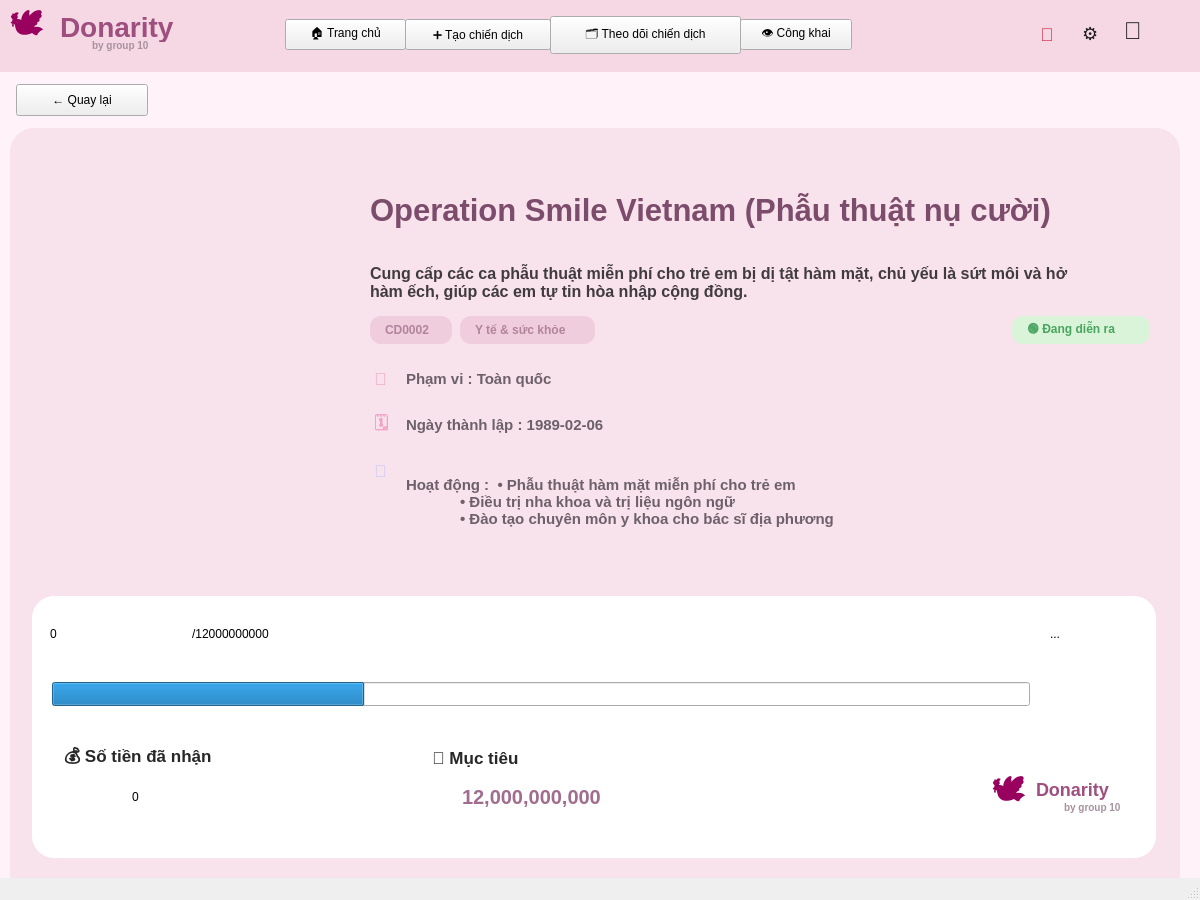
Qt form donarity_campaign_detail_2.ui (BossNH/DATA) before a commit.
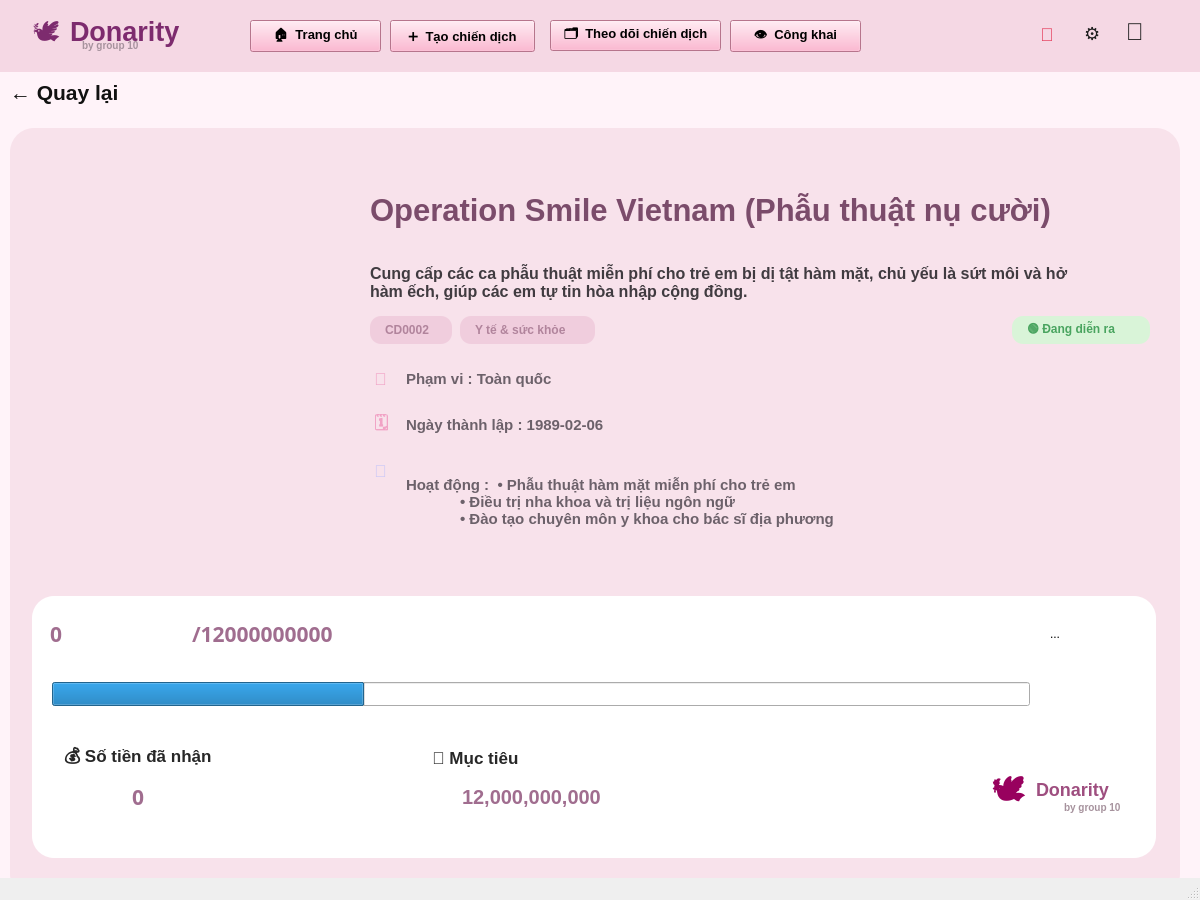
The same form after that commit. Icons and pictures are not drawn.

```diff
--- a/donarity_campaign_detail_2.ui
+++ b/donarity_campaign_detail_2.ui
@@ -209,171 +209,6 @@
 }
     </string>
    </property>
-   <widget class="QFrame" name="topBar">
-    <property name="geometry">
-     <rect>
-      <x>0</x>
-      <y>0</y>
-      <width>1200</width>
-      <height>72</height>
-     </rect>
-    </property>
-    <widget class="QLabel" name="logoText">
-     <property name="geometry">
-      <rect>
-       <x>60</x>
-       <y>11</y>
-       <width>150</width>
-       <height>31</height>
-      </rect>
-     </property>
-     <property name="text">
-      <string>Donarity</string>
-     </property>
-    </widget>
-    <widget class="QLabel" name="logoSub">
-     <property name="geometry">
-      <rect>
-       <x>92</x>
-       <y>38</y>
-       <width>80</width>
-       <height>14</height>
-      </rect>
-     </property>
-     <property name="text">
-      <string>by group 10</string>
-     </property>
-    </widget>
-    <widget class="QPushButton" name="NutTrangChu">
-     <property name="geometry">
-      <rect>
-       <x>285</x>
-       <y>19</y>
-       <width>121</width>
-       <height>31</height>
-      </rect>
-     </property>
-     <property name="text">
-      <string>🏠 Trang chủ</string>
-     </property>
-    </widget>
-    <widget class="QPushButton" name="NutTaoChienDich">
-     <property name="geometry">
-      <rect>
-       <x>405</x>
-       <y>19</y>
-       <width>146</width>
-       <height>31</height>
-      </rect>
-     </property>
-     <property name="text">
-      <string>➕ Tạo chiến dịch</string>
-     </property>
-    </widget>
-    <widget class="QPushButton" name="NutTheoDoiChienDich">
-     <property name="geometry">
-      <rect>
-       <x>550</x>
-       <y>16</y>
-       <width>191</width>
-       <height>38</height>
-      </rect>
-     </property>
-     <property name="text">
-      <string>🗂 Theo dõi chiến dịch</string>
-     </property>
-    </widget>
-    <widget class="QPushButton" name="NutCongKhai">
-     <property name="geometry">
-      <rect>
-       <x>740</x>
-       <y>19</y>
-       <width>112</width>
-       <height>31</height>
-      </rect>
-     </property>
-     <property name="text">
-      <string>👁 Công khai</string>
-     </property>
-    </widget>
-    <widget class="QLabel" name="NutThongBao">
-     <property name="geometry">
-      <rect>
-       <x>1040</x>
-       <y>20</y>
-       <width>28</width>
-       <height>28</height>
-      </rect>
-     </property>
-     <property name="styleSheet">
-      <string notr="true">color:#D62C49;font-size:18px;font-weight:700;</string>
-     </property>
-     <property name="text">
-      <string>🔔</string>
-     </property>
-    </widget>
-    <widget class="QLabel" name="NutCaiDat">
-     <property name="geometry">
-      <rect>
-       <x>1082</x>
-       <y>20</y>
-       <width>28</width>
-       <height>28</height>
-      </rect>
-     </property>
-     <property name="styleSheet">
-      <string notr="true">color:#1D1D1D;font-size:18px;font-weight:700;</string>
-     </property>
-     <property name="text">
-      <string>⚙</string>
-     </property>
-    </widget>
-    <widget class="QLabel" name="TaiKhoan">
-     <property name="geometry">
-      <rect>
-       <x>1124</x>
-       <y>14</y>
-       <width>34</width>
-       <height>34</height>
-      </rect>
-     </property>
-     <property name="styleSheet">
-      <string notr="true">color:#1D1D1D;font-size:24px;font-weight:700;</string>
-     </property>
-     <property name="text">
-      <string>👤</string>
-     </property>
-    </widget>
-    <widget class="QLabel" name="statTitleRight_3">
-     <property name="geometry">
-      <rect>
-       <x>10</x>
-       <y>0</y>
-       <width>51</width>
-       <height>51</height>
-      </rect>
-     </property>
-     <property name="styleSheet">
-      <string notr="true">color:#2C2C2C;font-size:18px;font-weight:800;</string>
-     </property>
-     <property name="text">
-      <string>&lt;html&gt;&lt;head/&gt;&lt;body&gt;&lt;p&gt;&lt;span style=&quot; font-size:24pt; color:#98015e;&quot;&gt;🕊&lt;/span&gt;&lt;/p&gt;&lt;/body&gt;&lt;/html&gt;</string>
-     </property>
-    </widget>
-   </widget>
-   <widget class="QPushButton" name="back">
-    <property name="geometry">
-     <rect>
-      <x>16</x>
-      <y>84</y>
-      <width>132</width>
-      <height>32</height>
-     </rect>
-    </property>
-    <property name="text">
-     <string>← Quay lại</string>
-    </property>
-   </widget>
    <widget class="QFrame" name="mainPinkCard">
     <property name="geometry">
      <rect>
@@ -573,8 +408,16 @@
         <height>32</height>
        </rect>
       </property>
+      <property name="font">
+       <font>
+        <family>Arial Black</family>
+        <pointsize>16</pointsize>
+        <weight>75</weight>
+        <bold>true</bold>
+       </font>
+      </property>
       <property name="text">
-       <string>0</string>
+       <string>&lt;html&gt;&lt;head/&gt;&lt;body&gt;&lt;p&gt;&lt;span style=&quot; color:#a06d8f;&quot;&gt;0&lt;/span&gt;&lt;/p&gt;&lt;/body&gt;&lt;/html&gt;</string>
       </property>
      </widget>
      <widget class="QLabel" name="bottom">
@@ -586,8 +429,16 @@
         <height>32</height>
        </rect>
       </property>
+      <property name="font">
+       <font>
+        <family>Arial Black</family>
+        <pointsize>16</pointsize>
+        <weight>75</weight>
+        <bold>true</bold>
+       </font>
+      </property>
       <property name="text">
-       <string>/12000000000</string>
+       <string>&lt;html&gt;&lt;head/&gt;&lt;body&gt;&lt;p&gt;&lt;span style=&quot; color:#a06d8f;&quot;&gt;/12000000000&lt;/span&gt;&lt;/p&gt;&lt;/body&gt;&lt;/html&gt;</string>
       </property>
      </widget>
      <widget class="QLabel" name="PhanTram">
@@ -647,8 +498,16 @@
         <height>34</height>
        </rect>
       </property>
+      <property name="font">
+       <font>
+        <family>Arial Black</family>
+        <pointsize>16</pointsize>
+        <weight>75</weight>
+        <bold>true</bold>
+       </font>
+      </property>
       <property name="text">
-       <string>0</string>
+       <string>&lt;html&gt;&lt;head/&gt;&lt;body&gt;&lt;p&gt;&lt;span style=&quot; color:#a06d8f;&quot;&gt;0&lt;/span&gt;&lt;/p&gt;&lt;/body&gt;&lt;/html&gt;</string>
       </property>
      </widget>
      <widget class="QLabel" name="statTitleRight">
@@ -736,7 +595,259 @@
       <string/>
      </property>
      <property name="pixmap">
-      <pixmap>../../../../Downloads/a66f8b933f6fb131e87e.jpg</pixmap>
+      <pixmap>../../../../Downloads/avt_camdetail1.jpg</pixmap>
+     </property>
+    </widget>
+   </widget>
+   <widget class="QPushButton" name="back">
+    <property name="geometry">
+     <rect>
+      <x>10</x>
+      <y>80</y>
+      <width>121</width>
+      <height>24</height>
+     </rect>
+    </property>
+    <property name="font">
+     <font>
+      <family>Arial</family>
+      <pointsize>16</pointsize>
+      <weight>75</weight>
+      <bold>true</bold>
+     </font>
+    </property>
+    <property name="cursor">
+     <cursorShape>PointingHandCursor</cursorShape>
+    </property>
+    <property name="styleSheet">
+     <string notr="true">QPushButton{
+background: transparent;
+border: none;
+color: #111111;
+text-align: left;
+padding-left: 0px;
+}
+QPushButton:hover{
+color: #7A2D6A;
+}</string>
+    </property>
+    <property name="text">
+     <string>← Quay lại</string>
+    </property>
+   </widget>
+   <widget class="QFrame" name="topBar">
+    <property name="geometry">
+     <rect>
+      <x>0</x>
+      <y>0</y>
+      <width>1200</width>
+      <height>72</height>
+     </rect>
+    </property>
+    <widget class="QLabel" name="logoSub">
+     <property name="geometry">
+      <rect>
+       <x>82</x>
+       <y>38</y>
+       <width>80</width>
+       <height>14</height>
+      </rect>
+     </property>
+     <property name="text">
+      <string>by group 10</string>
+     </property>
+    </widget>
+    <widget class="QLabel" name="ThongBao">
+     <property name="geometry">
+      <rect>
+       <x>1040</x>
+       <y>20</y>
+       <width>28</width>
+       <height>28</height>
+      </rect>
+     </property>
+     <property name="styleSheet">
+      <string notr="true">color:#E53958;font-size:18px;font-weight:700;</string>
+     </property>
+     <property name="text">
+      <string>🔔</string>
+     </property>
+    </widget>
+    <widget class="QLabel" name="CaiDat">
+     <property name="geometry">
+      <rect>
+       <x>1084</x>
+       <y>20</y>
+       <width>28</width>
+       <height>28</height>
+      </rect>
+     </property>
+     <property name="styleSheet">
+      <string notr="true">color:#1E1E1E;font-size:18px;font-weight:700;</string>
+     </property>
+     <property name="text">
+      <string>⚙</string>
+     </property>
+    </widget>
+    <widget class="QLabel" name="TaiKhoan">
+     <property name="geometry">
+      <rect>
+       <x>1126</x>
+       <y>15</y>
+       <width>34</width>
+       <height>34</height>
+      </rect>
+     </property>
+     <property name="styleSheet">
+      <string notr="true">color:#1E1E1E;font-size:24px;font-weight:700;</string>
+     </property>
+     <property name="text">
+      <string>👤</string>
+     </property>
+    </widget>
+    <widget class="QLabel" name="logo_icon">
+     <property name="geometry">
+      <rect>
+       <x>33</x>
+       <y>18</y>
+       <width>42</width>
+       <height>34</height>
+      </rect>
+     </property>
+     <property name="font">
+      <font>
+       <pointsize>20</pointsize>
+      </font>
+     </property>
+     <property name="styleSheet">
+      <string notr="true">QLabel{
+    background: transparent;
+    color: #7D2B6E;
+    border: none;
+}</string>
+     </property>
+     <property name="text">
+      <string>🕊</string>
+     </property>
+    </widget>
+    <widget class="QLabel" name="logo_title">
+     <property name="geometry">
+      <rect>
+       <x>70</x>
+       <y>10</y>
+       <width>170</width>
+       <height>42</height>
+      </rect>
+     </property>
+     <property name="font">
+      <font>
+       <family>Arial</family>
+       <pointsize>20</pointsize>
+       <weight>75</weight>
+       <bold>true</bold>
+      </font>
+     </property>
+     <property name="styleSheet">
+      <string notr="true">QLabel{
+    color: #7D2B6E;
+    background: transparent;
+    border: none;
+}</string>
+     </property>
+     <property name="text">
+      <string>Donarity</string>
+     </property>
+    </widget>
+    <widget class="QPushButton" name="NutTrangChu">
+     <property name="geometry">
+      <rect>
+       <x>250</x>
+       <y>20</y>
+       <width>131</width>
+       <height>32</height>
+      </rect>
+     </property>
+     <property name="font">
+      <font>
+       <pointsize>10</pointsize>
+       <weight>75</weight>
+       <bold>true</bold>
+      </font>
+     </property>
+     <property name="styleSheet">
+      <string notr="true">background-color: rgb(255, 164, 196);</string>
+     </property>
+     <property name="text">
+      <string>🏠  Trang chủ</string>
+     </property>
+    </widget>
+    <widget class="QPushButton" name="NutTaoChienDich">
+     <property name="geometry">
+      <rect>
+       <x>390</x>
+       <y>20</y>
+       <width>145</width>
+       <height>32</height>
+      </rect>
+     </property>
+     <property name="font">
+      <font>
+       <pointsize>10</pointsize>
+       <weight>75</weight>
+       <bold>true</bold>
+      </font>
+     </property>
+     <property name="styleSheet">
+      <string notr="true">background-color: rgb(255, 164, 196);</string>
+     </property>
+     <property name="text">
+      <string>➕  Tạo chiến dịch</string>
+     </property>
+    </widget>
+    <widget class="QPushButton" name="NutTheoDoiChienDich">
+     <property name="geometry">
+      <rect>
+       <x>550</x>
+       <y>20</y>
+       <width>171</width>
+       <height>31</height>
+      </rect>
+     </property>
+     <property name="font">
+      <font>
+       <pointsize>10</pointsize>
+       <weight>75</weight>
+       <bold>true</bold>
+      </font>
+     </property>
+     <property name="styleSheet">
+      <string notr="true">background-color: rgb(255, 164, 196);</string>
+     </property>
+     <property name="text">
+      <string>🗂  Theo dõi chiến dịch</string>
+     </property>
+    </widget>
+    <widget class="QPushButton" name="NutCongKhai">
+     <property name="geometry">
+      <rect>
+       <x>730</x>
+       <y>20</y>
+       <width>131</width>
+       <height>32</height>
+      </rect>
+     </property>
+     <property name="font">
+      <font>
+       <pointsize>10</pointsize>
+       <weight>75</weight>
+       <bold>true</bold>
+      </font>
+     </property>
+     <property name="styleSheet">
+      <string notr="true">background-color: rgb(255, 164, 196);</string>
+     </property>
+     <property name="text">
+      <string>👁  Công khai</string>
      </property>
     </widget>
    </widget>
```
Left out of the diff: 3 changed lines with no effect on the pictures.
